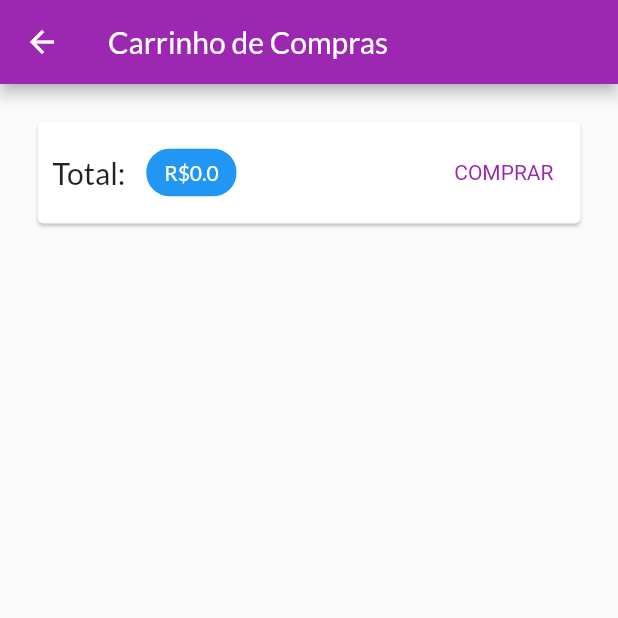
After one commit to Davidson031/App-Marketplace, a Flutter app: the CartPage screen opened by its route, on a phone screen of 412 x 824 dp, the top half of it. The commit adds this screen. Run offline on Flutter 3.47's test engine with Material 2 defaults, Android fonts, the phone set to English and light mode, and no system bars; network calls fail.

Commit message:
Criando tela de carrinho e adicionando provider

```diff
--- a/shop/lib/main.dart
+++ b/shop/lib/main.dart
@@ -8,6 +8,7 @@ import 'package:shop/screens/product_detail_page.dart';
 import 'package:shop/utils/app_routes.dart';
 import 'screens/products_overview_page.dart';
 import 'screens/counter_page.dart';
+import 'screens/cart_page.dart';
 
 void main() {
   runApp(const MyApp());
@@ -42,6 +43,7 @@ class MyApp extends StatelessWidget {
           home: ProductsOverviewPage(),
           routes: {
             AppRoutes.PRODUCT_DETAIL: (contexto) => ProductDetailPage(),
+            AppRoutes.CART: (contexto) => CartPage(),
           },
         ),
     );
--- /dev/null
+++ b/shop/lib/screens/cart_page.dart
@@ -0,0 +1,65 @@
+// ignore_for_file: prefer_const_literals_to_create_immutables
+
+import 'package:flutter/material.dart';
+import 'package:flutter/src/foundation/key.dart';
+import 'package:flutter/src/widgets/framework.dart';
+import 'package:provider/provider.dart';
+
+import '../models/cart.dart';
+
+class CartPage extends StatelessWidget {
+  const CartPage({Key? key}) : super(key: key);
+
+
+  @override
+  Widget build(BuildContext context) {
+  final Cart cart = Provider.of(context);
+
+    return Scaffold(
+      appBar: AppBar(
+        title: const Text('Carrinho de Compras'),
+      ),
+      body: Column(
+        children: [
+          Card(
+            margin: const EdgeInsets.all(25),
+            child: Padding(
+              padding: const EdgeInsets.all(10),
+              child: Row(
+                mainAxisAlignment: MainAxisAlignment.spaceBetween,
+                children: [
+                  const Text(
+                    'Total: ',
+                    style: TextStyle(
+                      fontSize: 20,
+                    ),
+                  ),
+                  const SizedBox(width: 10),
+                  Chip(
+                    backgroundColor: Theme.of(context).primaryColor,
+                    label: Text(
+                      'R\$${cart.totalAmount}',
+                      style: TextStyle(
+                        color:
+                            Theme.of(context).primaryTextTheme.headline6?.color,
+                      ),
+                    ),
+                  ),
+                  Spacer(),
+                  TextButton(
+                    onPressed: () {},
+                    style: TextButton.styleFrom(
+                        textStyle: const TextStyle(
+                      color: Colors.purple,
+                    )),
+                    child: const Text('COMPRAR'),
+                  )
+                ],
+              ),
+            ),
+          ),
+        ],
+      ),
+    );
+  }
+}
--- a/shop/lib/screens/products_overview_page.dart
+++ b/shop/lib/screens/products_overview_page.dart
@@ -10,6 +10,7 @@ import 'package:shop/components/product_item.dart';
 import 'package:shop/providers/counter.dart';
 import '../components/product_grid.dart';
 import '../models/product_list.dart';
+import '../utils/app_routes.dart';
 
 enum FiltroOpcoes { Favoritos, Todos }
 
@@ -23,6 +24,7 @@ class _ProductsOverviewPageState extends State<ProductsOverviewPage> {
 
   @override
   Widget build(BuildContext context) {
+
     return Scaffold(
       appBar: AppBar(
         title: Text('Meu Marketplace'),
@@ -51,7 +53,9 @@ class _ProductsOverviewPageState extends State<ProductsOverviewPage> {
           ),
           Consumer<Cart>(
             child: IconButton(
-              onPressed: () {},
+              onPressed: () {
+                Navigator.of(context).pushNamed(AppRoutes.CART);
+              },
               icon: Icon(Icons.shopping_cart),
             ),
             builder: (context, cart, child) => Badge(
--- a/shop/lib/utils/app_routes.dart
+++ b/shop/lib/utils/app_routes.dart
@@ -1,6 +1,7 @@
 class AppRoutes {
 
   static const PRODUCT_DETAIL = '/product-detail';
+  static const CART = '/cart';
 
 
 }
```
